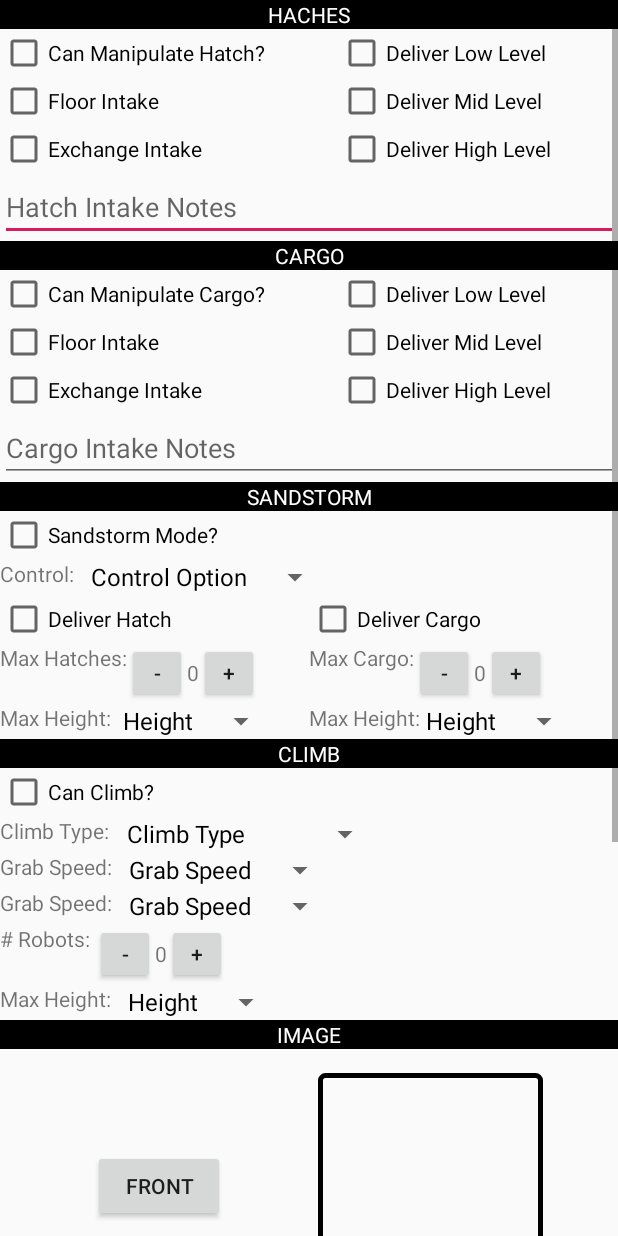
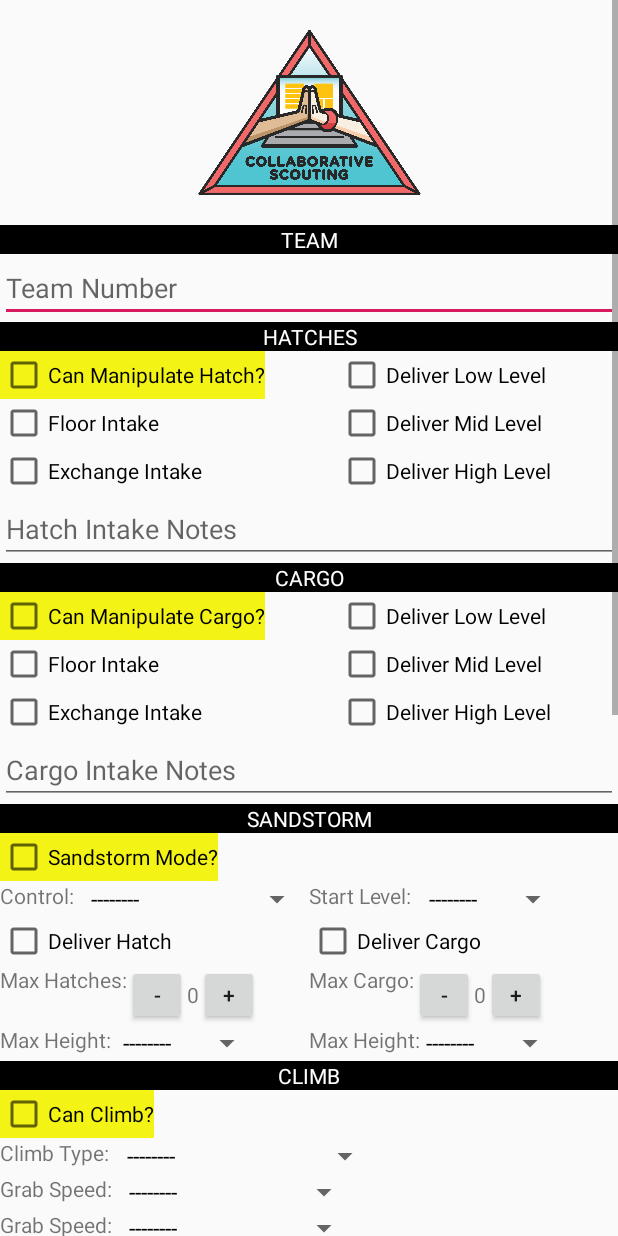
Before and after one commit to DisruptiveInnovation6317/CSP-Android, an Android app: the screen it shows after launch (PitScoutingActivity), after a tap on "PIT SCOUTING", on a phone screen of 412 x 824 dp. Run offline under Robolectric (Android 15) with nearby library versions, the phone set to English and light mode, and no system bars.

Commit message:
Add Team Number to Pit Scout

```diff
--- a/app/src/main/java/com/frc63175985/csp/CommentsFragment.java
+++ b/app/src/main/java/com/frc63175985/csp/CommentsFragment.java
@@ -19,7 +19,7 @@ public class CommentsFragment extends Fragment {
     public View onCreateView(@NonNull LayoutInflater inflater, @Nullable ViewGroup container, @Nullable Bundle savedInstanceState) {
         View view = inflater.inflate(R.layout.fragment_comments, container, false);
 
-        String[] driveRatings = {"Driver Rating", "Terrible", "Average", "Good", "Amazing"};
+        String[] driveRatings = {"--------", "Terrible", "Average", "Good", "Amazing"};
         Match.GUI.bindSpinner(getContext(), view, R.id.comments_drive_rating_spinner,
                 Match.DRIVE_RATING, driveRatings);
 
--- a/app/src/main/java/com/frc63175985/csp/FileManager.java
+++ b/app/src/main/java/com/frc63175985/csp/FileManager.java
@@ -82,7 +82,7 @@ public class FileManager {
         try {
             newPitFile.createNewFile();
             FileWriter writer = new FileWriter(newPitFile);
-            writer.write(ScoutAuthState.shared.currentMatch.export());
+            writer.write(ScoutAuthState.shared.pitScoutRecord.export());
             writer.close();
         } catch (IOException e) {
             e.printStackTrace();
--- a/app/src/main/java/com/frc63175985/csp/PitScoutingActivity.java
+++ b/app/src/main/java/com/frc63175985/csp/PitScoutingActivity.java
@@ -32,6 +32,8 @@ public class PitScoutingActivity extends Activity {
         super.onCreate(savedInstanceState);
         setContentView(R.layout.activity_pit_scouting);
 
+        PitScoutRecord.GUI.bindEditText(findViewById(R.id.pit_team_number_editText), PitScoutRecord.TEAM_NUMBER);
+
         // HATCHES
         PitScoutRecord.GUI.bindCheckbox(findViewById(R.id.pit_can_manipulate_hatch), PitScoutRecord.CAN_MANIPULATE_HATCH);
         PitScoutRecord.GUI.bindCheckbox(findViewById(R.id.pit_hatch_floor_intake), PitScoutRecord.HATCH_FROM_FLOOR);
@@ -53,8 +55,11 @@ public class PitScoutingActivity extends Activity {
         // SANDSTORM
         PitScoutRecord.GUI.bindCheckbox(findViewById(R.id.pit_sandstorm_active), PitScoutRecord.SANDSTORM_ACTIVE);
 
-        String[] controlOptions = {"Control Option", "N/A", "Autonomous", "Manual", "Hybrid"};
+        String[] controlOptions = {"--------", "N/A", "Autonomous", "Manual", "Hybrid"};
         PitScoutRecord.GUI.bindSpinner(this, findViewById(R.id.pit_sandstorm_control_spinner), PitScoutRecord.AUTO_TYPE, controlOptions);
+
+        String[] startLevelOptions = {"--------", "1", "2", "3"};
+        PitScoutRecord.GUI.bindSpinner(this, findViewById(R.id.pit_sandstorm_start_level_spinner), PitScoutRecord.START_LEVEL, startLevelOptions);
 
         PitScoutRecord.GUI.bindCheckbox(findViewById(R.id.pit_sandstorm_deliver_hatch_checkBox), PitScoutRecord.CAN_DELIVER_HATCH);
         PitScoutRecord.GUI.bindStepper(findViewById(R.id.pit_max_hatches_stepper), PitScoutRecord.NUM_HATCHES_DELIVERED);
@@ -67,7 +72,7 @@ public class PitScoutingActivity extends Activity {
         // CLIMB
         PitScoutRecord.GUI.bindCheckbox(findViewById(R.id.pit_climb_active_checkBox), PitScoutRecord.CAN_CLIMB);
 
-        String[] climbTypeOptions = {"Climb Type", "Self Only", "Self Plus Others", "Others Only", "Assisted"};
+        String[] climbTypeOptions = {"--------", "Self Only", "Self Plus Others", "Others Only", "Assisted"};
         PitScoutRecord.GUI.bindSpinner(this, findViewById(R.id.pit_climb_climb_type_spinner), PitScoutRecord.CLIMB_TYPE, climbTypeOptions);
         PitScoutRecord.GUI.bindSpinner(this, findViewById(R.id.pit_climb_grab_speed_spinner), PitScoutRecord.CLIMB_GRAB_SPEED, PitScoutRecord.SPEED_OPTIONS);
         PitScoutRecord.GUI.bindSpinner(this, findViewById(R.id.pit_climb_climb_speed_spinner), PitScoutRecord.CLIMB_SPEED, PitScoutRecord.SPEED_OPTIONS);
--- a/app/src/main/java/com/frc63175985/csp/TeleOpFragment.java
+++ b/app/src/main/java/com/frc63175985/csp/TeleOpFragment.java
@@ -36,11 +36,11 @@ public class TeleOpFragment extends BaseScoutFragment {
         Match.GUI.bindCheckbox(view, R.id.teleop_hatch_station_intake, Match.TAKE_HATCH_STATION);
 
         // End Game
-        String[] climbOptions = new String[]{"Climb Option", "N/A", "Failed", "Success"};
+        String[] climbOptions = new String[]{"--------", "N/A", "Failed", "Success"};
         Match.GUI.bindSpinner(getContext(), view, R.id.teleop_climb_spinner, Match.CLIMB, climbOptions);
         Match.GUI.bindSpinner(getContext(), view, R.id.teleop_secure_hold_spinner, Match.CLIMB_GRAB, Match.SPEED_OPTIONS);
         Match.GUI.bindSpinner(getContext(), view, R.id.teleop_climb_speed_spinner, Match.CLIMB_SPEED, Match.SPEED_OPTIONS);
-        String[] outcomeOptions = {"Outcome Option", "Self Only", "Self Plus Others", "Others Only", "Assisted"};
+        String[] outcomeOptions = {"--------", "Self Only", "Self Plus Others", "Others Only", "Assisted"};
         Match.GUI.bindSpinner(getContext(), view, R.id.teleop_climb_outcome_spinner, Match.CLIMB_OUTCOME, outcomeOptions);
         Match.GUI.bindSpinner(getContext(), view, R.id.teleop_climb_height_spinner, Match.CLIMB_LEVEL, PitScoutRecord.HEIGHT_OPTIONS);
         Match.GUI.bindStepper(view, R.id.teleop_climb_assists_stepper, Match.NUMBER_CLIMB_ASSISTS);
--- a/app/src/main/java/com/frc63175985/csp/auth/Match.java
+++ b/app/src/main/java/com/frc63175985/csp/auth/Match.java
@@ -44,8 +44,8 @@ import static com.frc63175985.csp.enums.ScoreObject.HATCH;
  * schema and being able to export in CSV format.
  */
 public class Match {
-    public static final String[] SPEED_OPTIONS = {"Speed", "Slow (>7 sec)", "Med (3-7 sec)", "Fast (<3 sec)"};
-    public static final String[] LEVELS_OPTIONS = {"Level", "1", "2", "3"};
+    public static final String[] SPEED_OPTIONS = {"--------", "Slow (>7 sec)", "Med (3-7 sec)", "Fast (<3 sec)"};
+    public static final String[] LEVELS_OPTIONS = {"--------", "1", "2", "3"};
 
     /* Keys */
     public static final String AUTO_PREFIX = "auto_";
--- a/app/src/main/java/com/frc63175985/csp/auth/PitScoutRecord.java
+++ b/app/src/main/java/com/frc63175985/csp/auth/PitScoutRecord.java
@@ -24,8 +24,8 @@ import java.util.HashMap;
 import java.util.Locale;
 
 public class PitScoutRecord {
-    public static final String[] HEIGHT_OPTIONS = {"Height", "Low", "Mid", "High"};
-    public static final String[] SPEED_OPTIONS = {"Grab Speed", "N/A", "Slow", "Moderate", "Fast"};
+    public static final String[] SPEED_OPTIONS = Match.SPEED_OPTIONS;
+    public static final String[] HEIGHT_OPTIONS = {"--------", "Low", "Mid", "High"};
 
     public static final String TEAM_NUMBER = "idTeam";
 
--- a/app/src/main/res/layout/activity_pit_scouting.xml
+++ b/app/src/main/res/layout/activity_pit_scouting.xml
@@ -9,12 +9,41 @@
     android:layout_height="wrap_content"
     android:paddingBottom="50dp">
 
+    <ImageView
+        android:id="@+id/pit_logo_imageView"
+        app:layout_constraintTop_toTopOf="parent"
+        app:layout_constraintStart_toStartOf="parent"
+        app:layout_constraintEnd_toEndOf="parent"
+        android:src="@drawable/csp_logo"
+        android:layout_width="150dp"
+        android:layout_height="150dp" />
+
+    <TextView
+        android:id="@+id/pit_team_section_header"
+        app:layout_constraintStart_toStartOf="parent"
+        app:layout_constraintEnd_toEndOf="parent"
+        app:layout_constraintTop_toBottomOf="@+id/pit_logo_imageView"
+        android:text="TEAM"
+        android:textAlignment="center"
+        android:background="@android:color/black"
+        android:textColor="@android:color/white"
+        android:layout_width="match_parent"
+        android:layout_height="wrap_content" />
+
+    <EditText
+        android:id="@+id/pit_team_number_editText"
+        android:layout_width="match_parent"
+        android:layout_height="wrap_content"
+        android:hint="Team Number"
+        app:layout_constraintTop_toBottomOf="@+id/pit_team_section_header"
+        android:inputType="numberSigned"/>
+
     <TextView
         android:id="@+id/pit_hatches_section_header"
         app:layout_constraintStart_toStartOf="parent"
         app:layout_constraintEnd_toEndOf="parent"
-        app:layout_constraintTop_toTopOf="parent"
-        android:text="HACHES"
+        app:layout_constraintTop_toBottomOf="@+id/pit_team_number_editText"
+        android:text="HATCHES"
         android:textAlignment="center"
         android:background="@android:color/black"
         android:textColor="@android:color/white"
@@ -27,7 +56,8 @@
         app:layout_constraintStart_toStartOf="parent"
         app:layout_constraintTop_toBottomOf="@+id/pit_hatches_section_header"
         android:layout_width="wrap_content"
-        android:layout_height="wrap_content" />
+        android:layout_height="wrap_content"
+        android:background="@color/highlight"/>
 
     <CheckBox
         android:id="@+id/pit_hatch_floor_intake"
@@ -97,7 +127,8 @@
         app:layout_constraintStart_toStartOf="parent"
         app:layout_constraintTop_toBottomOf="@+id/pit_cargo_section_header"
         android:layout_width="wrap_content"
-        android:layout_height="wrap_content" />
+        android:layout_height="wrap_content"
+        android:background="@color/highlight"/>
 
     <CheckBox
         android:id="@+id/pit_cargo_floor_intake"
@@ -167,7 +198,8 @@
         app:layout_constraintStart_toStartOf="parent"
         app:layout_constraintTop_toBottomOf="@+id/pit_sandstorm_section_header"
         android:layout_width="wrap_content"
-        android:layout_height="wrap_content" />
+        android:layout_height="wrap_content"
+        android:background="@color/highlight"/>
 
     <TextView
         android:id="@+id/pit_sandstorm_control_textView"
@@ -189,6 +221,21 @@
         android:text="Deliver Hatch"
         app:layout_constraintStart_toStartOf="parent"
         app:layout_constraintTop_toBottomOf="@+id/pit_sandstorm_control_spinner"
+        android:layout_width="wrap_content"
+        android:layout_height="wrap_content" />
+
+    <Spinner
+        android:id="@+id/pit_sandstorm_start_level_spinner"
+        app:layout_constraintTop_toTopOf="@+id/pit_sandstorm_start_level_textView"
+        app:layout_constraintStart_toEndOf="@+id/pit_sandstorm_start_level_textView"
+        android:layout_width="wrap_content"
+        android:layout_height="wrap_content" />
+
+    <TextView
+        android:id="@+id/pit_sandstorm_start_level_textView"
+        android:text="Start Level: "
+        app:layout_constraintTop_toTopOf="@+id/pit_sandstorm_control_textView"
+        app:layout_constraintStart_toStartOf="@+id/pit_sandstorm_deliver_cargo_checkBox"
         android:layout_width="wrap_content"
         android:layout_height="wrap_content" />
 
@@ -280,7 +327,8 @@
         app:layout_constraintStart_toStartOf="parent"
         app:layout_constraintTop_toBottomOf="@id/pit_climb_section_header"
         android:layout_width="wrap_content"
-        android:layout_height="wrap_content" />
+        android:layout_height="wrap_content"
+        android:background="@color/highlight"/>
 
     <TextView
         android:id="@+id/pit_climb_climb_type_textView"
--- a/app/src/main/res/layout/fragment_sandstorm.xml
+++ b/app/src/main/res/layout/fragment_sandstorm.xml
@@ -54,6 +54,11 @@
             android:textAlignment="center"
             android:textColor="@android:color/white" />
 
+        <LinearLayout
+            android:layout_width="match_parent"
+            android:layout_height="wrap_content"
+            android:orientation="vertical"
+            android:background="@color/highlight">
             <CheckBox
                 android:id="@+id/sandstorm_drop_start_object_checkBox"
                 android:text="Drop Start Object"
@@ -71,6 +76,7 @@
                 android:text="Field Collision"
                 android:layout_width="wrap_content"
                 android:layout_height="wrap_content" />
+        </LinearLayout>
 
         <include
             layout="@layout/fragment_base_scout" />
--- a/app/src/main/res/layout/fragment_teleop.xml
+++ b/app/src/main/res/layout/fragment_teleop.xml
@@ -60,7 +60,8 @@
             android:id="@+id/teleop_played_defense_checkBox"
             android:text="Played Defense?"
             android:layout_width="match_parent"
-            android:layout_height="match_parent" />
+            android:layout_height="wrap_content"
+            android:background="@color/highlight"/>
 
         <TextView
             android:id="@+id/teleop_intake_section_header"
--- a/app/src/main/res/values/colors.xml
+++ b/app/src/main/res/values/colors.xml
@@ -4,4 +4,5 @@
     <color name="colorPrimaryDark">#00574B</color>
     <color name="colorAccent">#D81B60</color>
     <color name="red">#FF0000</color>
+    <color name="highlight">#F3F315</color>
 </resources>
```
Also changed, not shown: app/src/main/res/layout/activity_main.xml (+4 -9 lines), app/src/main/res/layout/fragment_comments.xml (+20 -2 lines), app/src/main/res/drawable-v21/di_logo.png (deleted), app/src/main/res/drawable-v21/projectb_logo.png (deleted), app/src/main/res/drawable-v24/csp_logo.PNG (added), app/src/main/res/drawable/di_logo.png (deleted), app/src/main/res/drawable/projectb_logo.png (deleted). Lines whose indentation alone changed are shown as unchanged.
